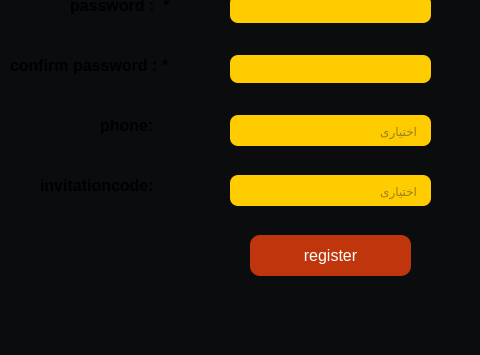
Old version of the form clients/form.ui in the repository Abbas2026/Exchange; both pictures show x 520 to 1000 and y 245 to 600 of the 1000 by 600 pixel window.
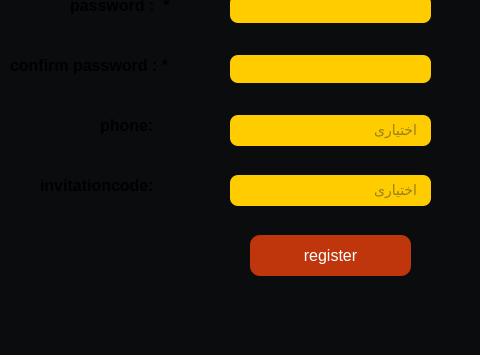
New version of the form. Icons and pictures are not drawn.

The edit to the form file:
```diff
--- a/clients/form.ui
+++ b/clients/form.ui
@@ -269,7 +269,7 @@
     padding: 0px 12px; 
     background-color: #ffcc00; 
     color: #333333; 
-    font-size: 12px;
+    font-size: 14px;
 </string>
     </property>
     <property name="placeholderText">
@@ -370,7 +370,7 @@
     padding: 0px 12px; 
     background-color: #ffcc00; 
     color: #333333; 
-    font-size: 12px;
+    font-size: 14px;
 </string>
     </property>
     <property name="placeholderText">
```
Left out of the diff: 8 changed lines with no effect on the pictures.
